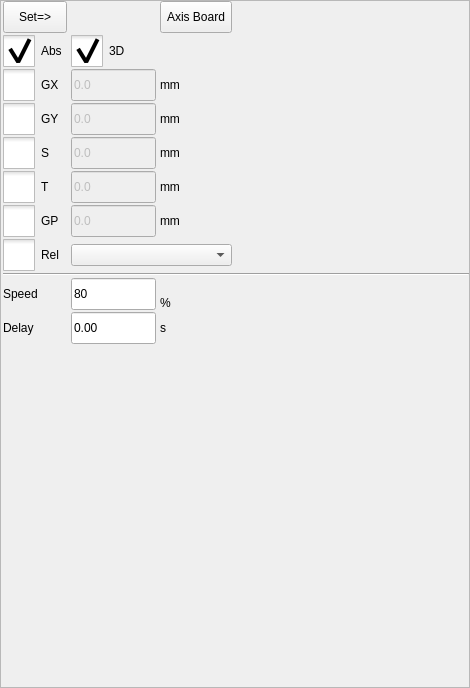
First picture: the form in hcinstruction/actionsettingframe_8.ui, repository GaussCheng/2-5AxisPunch, before the edit.
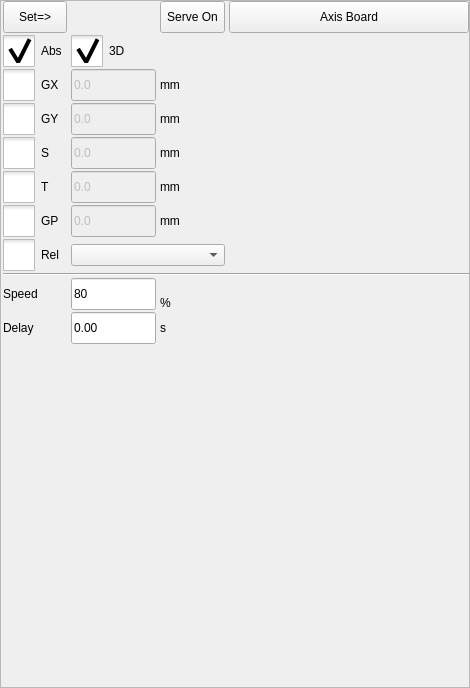
Second picture: the form after the edit. Icons and pictures are not drawn. Custom widgets are drawn as their Qt base class.

What changed in the file:
```diff
--- a/hcinstruction/actionsettingframe_8.ui
+++ b/hcinstruction/actionsettingframe_8.ui
@@ -332,25 +332,6 @@
      </property>
     </widget>
    </item>
-   <item row="0" column="2">
-    <widget class="QToolButton" name="axisBoard">
-     <property name="sizePolicy">
-      <sizepolicy hsizetype="Preferred" vsizetype="Preferred">
-       <horstretch>0</horstretch>
-       <verstretch>0</verstretch>
-      </sizepolicy>
-     </property>
-     <property name="minimumSize">
-      <size>
-       <width>64</width>
-       <height>32</height>
-      </size>
-     </property>
-     <property name="text">
-      <string>Axis Board</string>
-     </property>
-    </widget>
-   </item>
    <item row="2" column="3">
     <spacer name="horizontalSpacer">
      <property name="orientation">
@@ -695,6 +676,47 @@
      </property>
     </widget>
    </item>
+   <item row="0" column="3">
+    <widget class="QToolButton" name="axisBoard">
+     <property name="sizePolicy">
+      <sizepolicy hsizetype="Preferred" vsizetype="Preferred">
+       <horstretch>0</horstretch>
+       <verstretch>0</verstretch>
+      </sizepolicy>
+     </property>
+     <property name="minimumSize">
+      <size>
+       <width>64</width>
+       <height>32</height>
+      </size>
+     </property>
+     <property name="text">
+      <string>Axis Board</string>
+     </property>
+    </widget>
+   </item>
+   <item row="0" column="2">
+    <widget class="QToolButton" name="serveControl">
+     <property name="sizePolicy">
+      <sizepolicy hsizetype="Preferred" vsizetype="Preferred">
+       <horstretch>0</horstretch>
+       <verstretch>0</verstretch>
+      </sizepolicy>
+     </property>
+     <property name="minimumSize">
+      <size>
+       <width>64</width>
+       <height>32</height>
+      </size>
+     </property>
+     <property name="text">
+      <string>Serve On</string>
+     </property>
+     <property name="checkable">
+      <bool>true</bool>
+     </property>
+    </widget>
+   </item>
   </layout>
  </widget>
  <customwidgets>
```
